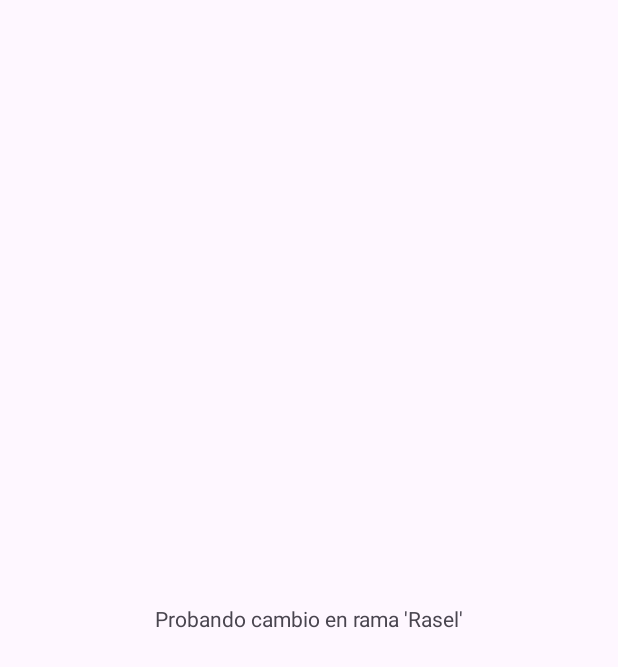
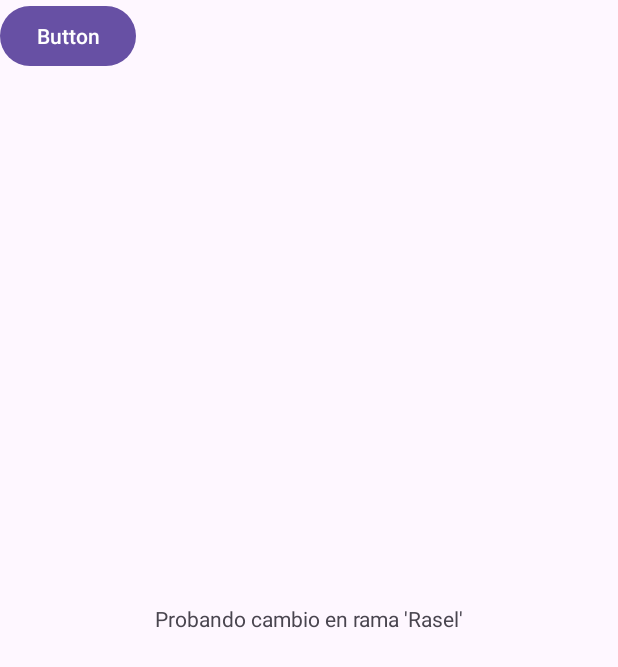
Before and after one commit to jAbensur/MyRentApp, an Android app: the screen it shows after launch (MainActivity), on a phone screen of 412 x 824 dp. Shown: the top 667 px of the screen. Run offline under Robolectric (Android 15) with nearby library versions, the phone set to English and light mode, and no system bars.

Commit message:
Created database and table of the tenants module

```diff
--- a/app/src/main/java/com/myapplication/MainActivity.java
+++ b/app/src/main/java/com/myapplication/MainActivity.java
@@ -1,6 +1,10 @@
 package com.myapplication;
 
+import android.database.sqlite.SQLiteDatabase;
 import android.os.Bundle;
+import android.view.View;
+import android.widget.Button;
+import android.widget.Toast;
 
 import androidx.activity.EdgeToEdge;
 import androidx.appcompat.app.AppCompatActivity;
@@ -8,17 +12,48 @@ import androidx.core.graphics.Insets;
 import androidx.core.view.ViewCompat;
 import androidx.core.view.WindowInsetsCompat;
 
+import com.myapplication.repository.DbRespository;
+
 public class MainActivity extends AppCompatActivity {
+
+    /*
+    Tenant
+- TnID (PK)
+- TnFirstName
+- TnLastName
+- TnEmail
+- TnPhone
+- TnDNI
+- TnStatus
+- TnType
+- TnGender
+     */
+
+    Button btn;
 
     @Override
     protected void onCreate(Bundle savedInstanceState) {
         super.onCreate(savedInstanceState);
-        EdgeToEdge.enable(this);
+//        EdgeToEdge.enable(this);
         setContentView(R.layout.activity_main);
-        ViewCompat.setOnApplyWindowInsetsListener(findViewById(R.id.main), (v, insets) -> {
-            Insets systemBars = insets.getInsets(WindowInsetsCompat.Type.systemBars());
-            v.setPadding(systemBars.left, systemBars.top, systemBars.right, systemBars.bottom);
-            return insets;
+//        ViewCompat.setOnApplyWindowInsetsListener(findViewById(R.id.main), (v, insets) -> {
+//            Insets systemBars = insets.getInsets(WindowInsetsCompat.Type.systemBars());
+//            v.setPadding(systemBars.left, systemBars.top, systemBars.right, systemBars.bottom);
+//            return insets;
+//        });
+
+        btn = findViewById(R.id.btn);
+        btn.setOnClickListener(new View.OnClickListener() {
+            @Override
+            public void onClick(View view) {
+                DbRespository dbRespository = new DbRespository(MainActivity.this);
+                SQLiteDatabase db = dbRespository.getWritableDatabase();
+                if (db != null){
+                    Toast.makeText(MainActivity.this, "base de datos creada", Toast.LENGTH_LONG).show();
+                } else {
+                    Toast.makeText(MainActivity.this, "error al crear base de datos", Toast.LENGTH_LONG).show();
+                }
+            }
         });
     }
 }
--- a/app/src/main/res/layout/activity_main.xml
+++ b/app/src/main/res/layout/activity_main.xml
@@ -16,4 +16,13 @@
         app:layout_constraintStart_toStartOf="parent"
         app:layout_constraintTop_toTopOf="parent" />
 
+    <Button
+        android:id="@+id/btn"
+        android:layout_width="wrap_content"
+        android:layout_height="wrap_content"
+        android:text="Button"
+        tools:layout_editor_absoluteX="164dp"
+        tools:layout_editor_absoluteY="400dp"
+        tools:ignore="MissingConstraints" />
+
 </androidx.constraintlayout.widget.ConstraintLayout>
```
Also changed, not shown: app/src/main/java/com/myapplication/repository/DbRespository.java (added, +37 -0 lines).
